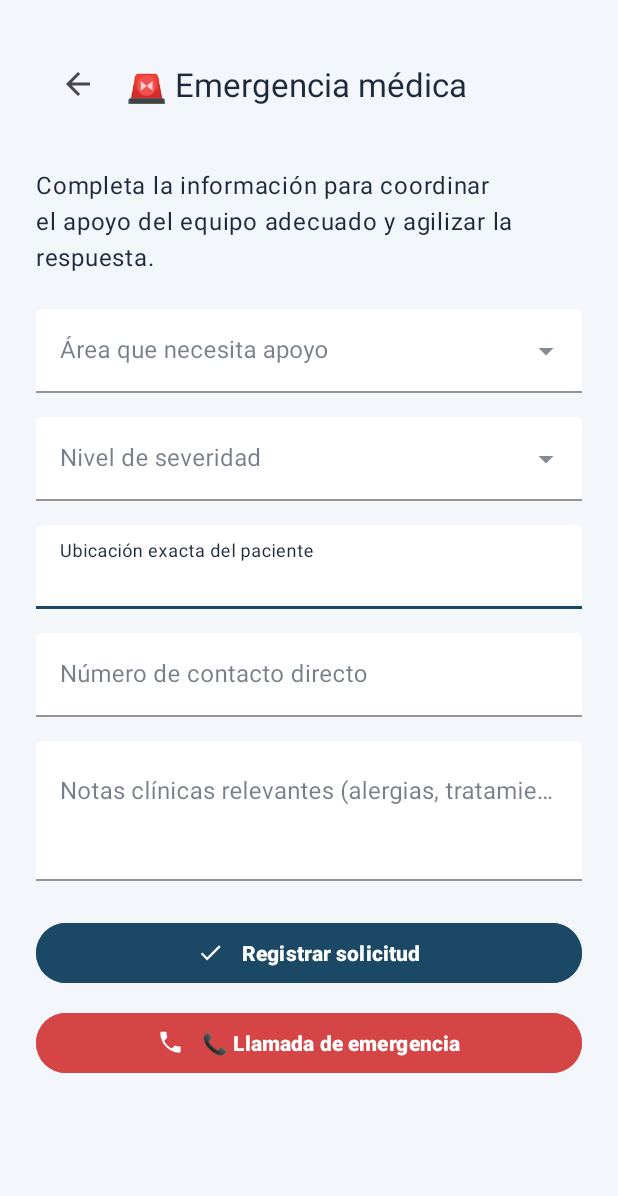
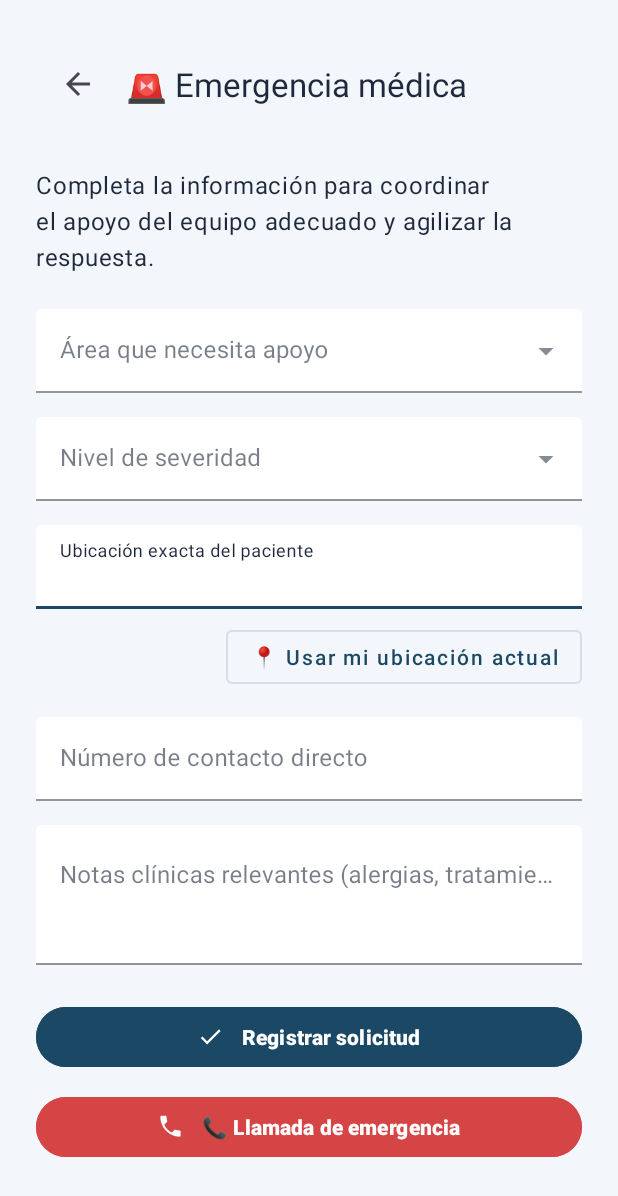
Before and after one commit to carlosMeza-code/MisCitasMedicas, an Android app: the MedicalEmergencyActivity screen opened directly, with no data from a screen before it, on a phone screen of 412 x 824 dp. Shown: the top 1196 px of the screen. Run offline under Robolectric (Android 15) with nearby library versions, the phone set to English and light mode, and no system bars.

Commit message:
Add location support to medical emergency flow

```diff
--- a/app/build.gradle.kts
+++ b/app/build.gradle.kts
@@ -47,6 +47,7 @@ dependencies {
     implementation(libs.androidx.activity)
     implementation(libs.androidx.constraintlayout)
     implementation(libs.androidx.fragment.ktx)
+    implementation(libs.play.services.location)
     testImplementation(libs.junit)
     androidTestImplementation(libs.androidx.junit)
     androidTestImplementation(libs.androidx.espresso.core)
--- a/app/src/main/AndroidManifest.xml
+++ b/app/src/main/AndroidManifest.xml
@@ -2,6 +2,9 @@
 <manifest
     xmlns:android="http://schemas.android.com/apk/res/android"
     package="com.example.miscitasmedicas">
+
+    <uses-permission android:name="android.permission.ACCESS_FINE_LOCATION" />
+    <uses-permission android:name="android.permission.ACCESS_COARSE_LOCATION" />
 
     <application
         android:allowBackup="true"
--- a/app/src/main/res/layout/activity_medical_emergency.xml
+++ b/app/src/main/res/layout/activity_medical_emergency.xml
@@ -98,6 +98,17 @@
 
         </com.google.android.material.textfield.TextInputLayout>
 
+        <com.google.android.material.button.MaterialButton
+            android:id="@+id/btnUseCurrentLocation"
+            style="@style/Widget.MaterialComponents.Button.OutlinedButton"
+            android:layout_width="wrap_content"
+            android:layout_height="wrap_content"
+            android:layout_gravity="end"
+            android:layout_marginTop="8dp"
+            android:text="@string/medical_emergency_use_current_location"
+            android:textAllCaps="false"
+            android:textColor="@color/medical_primary" />
+
         <com.google.android.material.textfield.TextInputLayout
             android:id="@+id/layoutContactNumber"
             style="@style/Widget.MaterialComponents.TextInputLayout.FilledBox"
--- a/app/src/main/res/values/strings.xml
+++ b/app/src/main/res/values/strings.xml
@@ -57,6 +57,11 @@
     <string name="medical_emergency_notes_hint">Notas clínicas relevantes (alergias, tratamientos, signos vitales, etc.)</string>
     <string name="medical_emergency_submit">Registrar solicitud</string>
     <string name="medical_emergency_call">📞 Llamada de emergencia</string>
+    <string name="medical_emergency_use_current_location">📍 Usar mi ubicación actual</string>
+    <string name="medical_emergency_fetching_location">Obteniendo ubicación…</string>
+    <string name="medical_emergency_location_unavailable">No fue posible obtener tu ubicación. Intenta nuevamente.</string>
+    <string name="medical_emergency_location_permission_denied">No podemos obtener tu ubicación sin permisos.</string>
+    <string name="medical_emergency_location_format">Lat: %1$.5f, Lon: %2$.5f</string>
     <string name="medical_emergency_sound_res_name">llamada_de_emergencia</string>
     <string name="medical_emergency_sound_not_found">No se encontró el tono de emergencia.</string>
     <string name="medical_emergency_error_area">Selecciona el área que brindará la atención.</string>
--- a/gradle/libs.versions.toml
+++ b/gradle/libs.versions.toml
@@ -10,6 +10,7 @@ material = "1.13.0"
 activity = "1.11.0"
 constraintlayout = "2.2.1"
 fragmentKtx = "1.8.5"
+playServicesLocation = "21.3.0"
 
 [libraries]
 androidx-core-ktx = { group = "androidx.core", name = "core-ktx", version.ref = "coreKtx" }
@@ -21,6 +22,7 @@ material = { group = "com.google.android.material", name = "material", version.r
 androidx-activity = { group = "androidx.activity", name = "activity", version.ref = "activity" }
 androidx-constraintlayout = { group = "androidx.constraintlayout", name = "constraintlayout", version.ref = "constraintlayout" }
 androidx-fragment-ktx = { group = "androidx.fragment", name = "fragment-ktx", version.ref = "fragmentKtx" }
+play-services-location = { group = "com.google.android.gms", name = "play-services-location", version.ref = "playServicesLocation" }
 
 [plugins]
 android-application = { id = "com.android.application", version.ref = "agp" }
```
Also changed, not shown: app/src/main/java/com/example/miscitasmedicas/MedicalEmergencyActivity.kt (+96 -2 lines).
